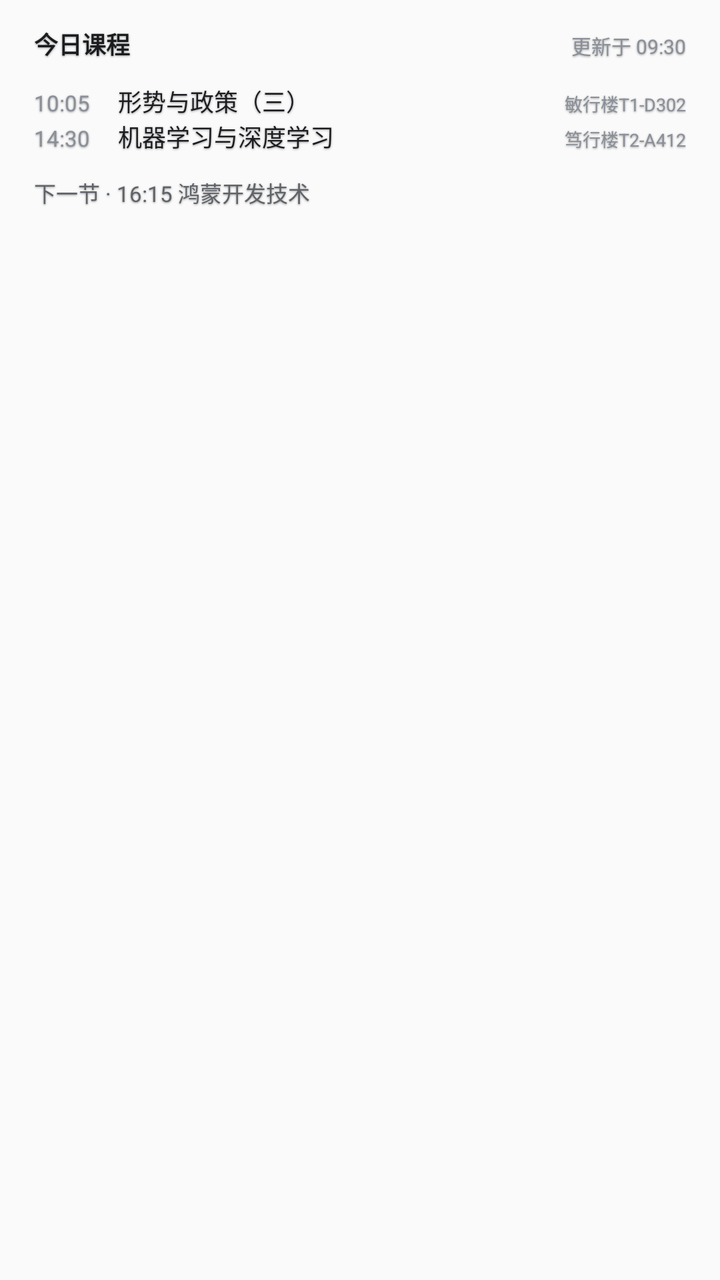
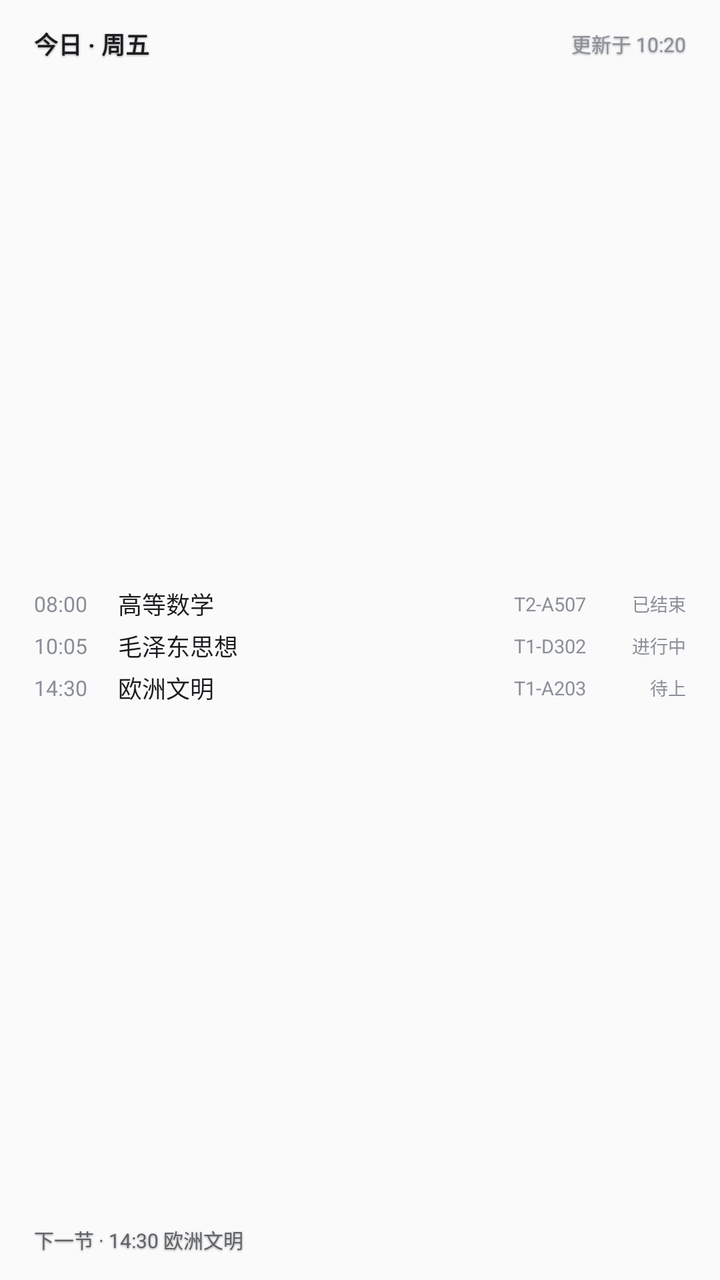

Before-and-after screenshots of an Android layout around one commit, followed by the original layout XML and the change that was made.
<!-- AndroidManifest.xml: application theme AppTheme -->
<!-- res/layout/widget_today_preview.xml -->
<?xml version="1.0" encoding="utf-8"?>
<LinearLayout xmlns:android="http://schemas.android.com/apk/res/android"
    android:layout_width="match_parent"
    android:layout_height="match_parent"
    android:orientation="vertical"
    android:padding="10dp">

    <LinearLayout
        android:layout_width="match_parent"
        android:layout_height="wrap_content"
        android:orientation="horizontal"
        android:paddingStart="7dp"
        android:paddingTop="3dp"
        android:paddingEnd="7dp"
        android:paddingBottom="3dp">

        <TextView
            android:shadowColor="#66000000"
            android:shadowDx="0"
            android:shadowDy="1"
            android:shadowRadius="2"
            android:layout_width="0dp"
            android:layout_height="wrap_content"
            android:layout_weight="1"
            android:maxLines="1"
            android:text="今日课程"
            android:textColor="#1A1C1F"
            android:textSize="12sp"
            android:textStyle="bold" />

        <TextView
            android:shadowColor="#66000000"
            android:shadowDx="0"
            android:shadowDy="1"
            android:shadowRadius="2"
            android:layout_width="wrap_content"
            android:layout_height="wrap_content"
            android:maxLines="1"
            android:text="更新于 09:30"
            android:textColor="#8A8F98"
            android:textSize="10sp" />
    </LinearLayout>

    <LinearLayout
        android:layout_width="match_parent"
        android:layout_height="wrap_content"
        android:layout_marginTop="4dp"
        android:orientation="vertical"
        android:paddingStart="7dp"
        android:paddingTop="4dp"
        android:paddingEnd="7dp"
        android:paddingBottom="4dp">

        <LinearLayout
            android:layout_width="match_parent"
            android:layout_height="wrap_content"
            android:orientation="horizontal">

            <TextView
            android:shadowColor="#66000000"
            android:shadowDx="0"
            android:shadowDy="1"
            android:shadowRadius="2"
                android:layout_width="42dp"
                android:layout_height="wrap_content"
                android:text="10:05"
                android:textColor="#8A8F98"
                android:textSize="11sp" />

            <TextView
            android:shadowColor="#66000000"
            android:shadowDx="0"
            android:shadowDy="1"
            android:shadowRadius="2"
                android:layout_width="0dp"
                android:layout_height="wrap_content"
                android:layout_weight="1"
                android:ellipsize="end"
                android:maxLines="1"
                android:text="形势与政策（三）"
                android:textColor="#1A1C1F"
                android:textSize="12sp" />

            <TextView
            android:shadowColor="#66000000"
            android:shadowDx="0"
            android:shadowDy="1"
            android:shadowRadius="2"
                android:layout_width="108dp"
                android:layout_height="wrap_content"
                android:ellipsize="end"
                android:gravity="end"
                android:maxLines="1"
                android:text="敏行楼T1-D302"
                android:textColor="#8A8F98"
                android:textSize="9sp" />
        </LinearLayout>

        <LinearLayout
            android:layout_width="match_parent"
            android:layout_height="wrap_content"
            android:orientation="horizontal">

            <TextView
            android:shadowColor="#66000000"
            android:shadowDx="0"
            android:shadowDy="1"
            android:shadowRadius="2"
                android:layout_width="42dp"
                android:layout_height="wrap_content"
                android:text="14:30"
                android:textColor="#8A8F98"
                android:textSize="11sp" />

            <TextView
            android:shadowColor="#66000000"
            android:shadowDx="0"
            android:shadowDy="1"
            android:shadowRadius="2"
                android:layout_width="0dp"
                android:layout_height="wrap_content"
                android:layout_weight="1"
                android:ellipsize="end"
                android:maxLines="1"
                android:text="机器学习与深度学习"
                android:textColor="#1A1C1F"
                android:textSize="12sp" />

            <TextView
            android:shadowColor="#66000000"
            android:shadowDx="0"
            android:shadowDy="1"
            android:shadowRadius="2"
                android:layout_width="108dp"
                android:layout_height="wrap_content"
                android:ellipsize="end"
                android:gravity="end"
                android:maxLines="1"
                android:text="笃行楼T2-A412"
                android:textColor="#8A8F98"
                android:textSize="9sp" />
        </LinearLayout>
    </LinearLayout>

    <LinearLayout
        android:layout_width="match_parent"
        android:layout_height="wrap_content"
        android:layout_marginTop="4dp"
        android:orientation="vertical"
        android:paddingStart="7dp"
        android:paddingTop="3dp"
        android:paddingEnd="7dp"
        android:paddingBottom="3dp">

        <TextView
            android:shadowColor="#66000000"
            android:shadowDx="0"
            android:shadowDy="1"
            android:shadowRadius="2"
            android:layout_width="match_parent"
            android:layout_height="wrap_content"
            android:ellipsize="end"
            android:maxLines="1"
            android:text="下一节 · 16:15 鸿蒙开发技术"
            android:textColor="#5F6368"
            android:textSize="11sp" />
    </LinearLayout>
</LinearLayout>
<!-- resources referenced by this layout -->
<resources>
  <style name="AppTheme" parent="Theme.AppCompat.Light.DarkActionBar">
          
          <item name="colorPrimary">@color/colorPrimary</item>
          <item name="colorPrimaryDark">@color/colorPrimaryDark</item>
          <item name="colorAccent">@color/colorAccent</item>
      </style>
</resources>

<!-- the commit's change to res/layout/widget_today_preview.xml (unified diff, before → after) -->
@@ -9,6 +9,7 @@
         android:layout_width="match_parent"
         android:layout_height="wrap_content"
         android:orientation="horizontal"
+        android:gravity="center_vertical"
         android:paddingStart="7dp"
         android:paddingTop="3dp"
         android:paddingEnd="7dp"
@@ -23,7 +24,7 @@
             android:layout_height="wrap_content"
             android:layout_weight="1"
             android:maxLines="1"
-            android:text="今日课程"
+            android:text="今日 · 周五"
             android:textColor="#1A1C1F"
             android:textSize="12sp"
             android:textStyle="bold" />
@@ -36,133 +37,168 @@
             android:layout_width="wrap_content"
             android:layout_height="wrap_content"
             android:maxLines="1"
-            android:text="更新于 09:30"
+            android:text="更新于 10:20"
             android:textColor="#8A8F98"
             android:textSize="10sp" />
     </LinearLayout>
 
     <LinearLayout
         android:layout_width="match_parent"
-        android:layout_height="wrap_content"
-        android:layout_marginTop="4dp"
+        android:layout_height="0dp"
+        android:layout_weight="1"
+        android:layout_marginTop="3dp"
+        android:gravity="center_vertical"
         android:orientation="vertical"
         android:paddingStart="7dp"
-        android:paddingTop="4dp"
-        android:paddingEnd="7dp"
-        android:paddingBottom="4dp">
+        android:paddingEnd="7dp">
 
         <LinearLayout
             android:layout_width="match_parent"
-            android:layout_height="wrap_content"
-            android:orientation="horizontal">
-
-            <TextView
-            android:shadowColor="#66000000"
-            android:shadowDx="0"
-            android:shadowDy="1"
-            android:shadowRadius="2"
+            android:layout_height="21dp"
+            android:orientation="horizontal"
+            android:gravity="center_vertical">
+
+            <TextView
                 android:layout_width="42dp"
                 android:layout_height="wrap_content"
-                android:text="10:05"
-                android:textColor="#8A8F98"
-                android:textSize="11sp" />
-
-            <TextView
-            android:shadowColor="#66000000"
-            android:shadowDx="0"
-            android:shadowDy="1"
-            android:shadowRadius="2"
+                android:maxLines="1"
+                android:text="08:00"
+                android:textColor="#8A8F98"
+                android:textSize="10.5sp" />
+
+            <TextView
                 android:layout_width="0dp"
                 android:layout_height="wrap_content"
                 android:layout_weight="1"
                 android:ellipsize="end"
                 android:maxLines="1"
-                android:text="形势与政策（三）"
+                android:text="高等数学"
                 android:textColor="#1A1C1F"
                 android:textSize="12sp" />
 
             <TextView
-            android:shadowColor="#66000000"
-            android:shadowDx="0"
-            android:shadowDy="1"
-            android:shadowRadius="2"
-                android:layout_width="108dp"
-                android:layout_height="wrap_content"
-                android:ellipsize="end"
+                android:layout_width="wrap_content"
+                android:layout_height="wrap_content"
+                android:layout_marginStart="4dp"
+                android:layout_marginEnd="6dp"
+                android:maxLines="1"
+                android:text="T2-A507"
+                android:textColor="#8A8F98"
+                android:textSize="9.5sp" />
+
+            <TextView
+                android:layout_width="44dp"
+                android:layout_height="wrap_content"
                 android:gravity="end"
                 android:maxLines="1"
-                android:text="敏行楼T1-D302"
+                android:text="已结束"
                 android:textColor="#8A8F98"
                 android:textSize="9sp" />
         </LinearLayout>
 
         <LinearLayout
             android:layout_width="match_parent"
-            android:layout_height="wrap_content"
-            android:orientation="horizontal">
-
-            <TextView
-            android:shadowColor="#66000000"
-            android:shadowDx="0"
-            android:shadowDy="1"
-            android:shadowRadius="2"
+            android:layout_height="21dp"
+            android:orientation="horizontal"
+            android:gravity="center_vertical">
+
+            <TextView
                 android:layout_width="42dp"
                 android:layout_height="wrap_content"
-                android:text="14:30"
-                android:textColor="#8A8F98"
-                android:textSize="11sp" />
-
-            <TextView
-            android:shadowColor="#66000000"
-            android:shadowDx="0"
-            android:shadowDy="1"
-            android:shadowRadius="2"
+                android:maxLines="1"
+                android:text="10:05"
+                android:textColor="#8A8F98"
+                android:textSize="10.5sp" />
+
+            <TextView
                 android:layout_width="0dp"
                 android:layout_height="wrap_content"
                 android:layout_weight="1"
                 android:ellipsize="end"
                 android:maxLines="1"
-                android:text="机器学习与深度学习"
+                android:text="毛泽东思想"
                 android:textColor="#1A1C1F"
                 android:textSize="12sp" />
 
             <TextView
-            android:shadowColor="#66000000"
-            android:shadowDx="0"
-            android:shadowDy="1"
-            android:shadowRadius="2"
-                android:layout_width="108dp"
-                android:layout_height="wrap_content"
+                android:layout_width="wrap_content"
+                android:layout_height="wrap_content"
+                android:layout_marginStart="4dp"
+                android:layout_marginEnd="6dp"
+                android:maxLines="1"
+                android:text="T1-D302"
+                android:textColor="#8A8F98"
+                android:textSize="9.5sp" />
+
+            <TextView
+                android:layout_width="44dp"
+                android:layout_height="wrap_content"
+                android:gravity="end"
+                android:maxLines="1"
+                android:text="进行中"
+                android:textColor="#8A8F98"
+                android:textSize="9sp" />
+        </LinearLayout>
+
+        <LinearLayout
+            android:layout_width="match_parent"
+            android:layout_height="21dp"
+            android:orientation="horizontal"
+            android:gravity="center_vertical">
+
+            <TextView
+                android:layout_width="42dp"
+                android:layout_height="wrap_content"
+                android:maxLines="1"
+                android:text="14:30"
+                android:textColor="#8A8F98"
+                android:textSize="10.5sp" />
+
+            <TextView
+                android:layout_width="0dp"
+                android:layout_height="wrap_content"
+                android:layout_weight="1"
                 android:ellipsize="end"
+                android:maxLines="1"
+                android:text="欧洲文明"
+                android:textColor="#1A1C1F"
+                android:textSize="12sp" />
+
+            <TextView
+                android:layout_width="wrap_content"
+                android:layout_height="wrap_content"
+                android:layout_marginStart="4dp"
+                android:layout_marginEnd="6dp"
+                android:maxLines="1"
+                android:text="T1-A203"
+                android:textColor="#8A8F98"
+                android:textSize="9.5sp" />
+
+            <TextView
+                android:layout_width="44dp"
+                android:layout_height="wrap_content"
                 android:gravity="end"
                 android:maxLines="1"
-                android:text="笃行楼T2-A412"
+                android:text="待上"
                 android:textColor="#8A8F98"
                 android:textSize="9sp" />
         </LinearLayout>
     </LinearLayout>
 
-    <LinearLayout
+    <TextView
+        android:shadowColor="#66000000"
+        android:shadowDx="0"
+        android:shadowDy="1"
+        android:shadowRadius="2"
         android:layout_width="match_parent"
         android:layout_height="wrap_content"
-        android:layout_marginTop="4dp"
-        android:orientation="vertical"
+        android:ellipsize="end"
+        android:maxLines="1"
         android:paddingStart="7dp"
         android:paddingTop="3dp"
         android:paddingEnd="7dp"
-        android:paddingBottom="3dp">
-
-        <TextView
-            android:shadowColor="#66000000"
-            android:shadowDx="0"
-            android:shadowDy="1"
-            android:shadowRadius="2"
-            android:layout_width="match_parent"
-            android:layout_height="wrap_content"
-            android:ellipsize="end"
-            android:maxLines="1"
-            android:text="下一节 · 16:15 鸿蒙开发技术"
-            android:textColor="#5F6368"
-            android:textSize="11sp" />
-    </LinearLayout>
+        android:paddingBottom="3dp"
+        android:text="下一节 · 14:30 欧洲文明"
+        android:textColor="#5F6368"
+        android:textSize="10sp" />
 </LinearLayout>
